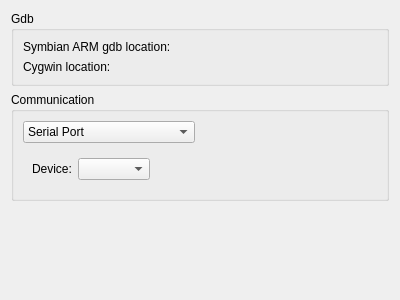
Old version of the form src/plugins/debugger/gdb/trkoptionswidget.ui in the repository qt-creator/qt-creator.
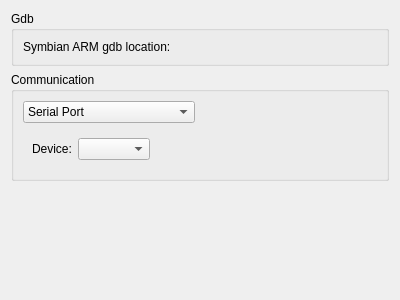
New version of the form. Custom widgets are drawn as their Qt base class.

Commit message:
Remove cygwin options now that we have a GDB which was build with MinGW.
Also, remove COM port selection on windows. It is taken from the run
configuration in case of Windows anyway.

What changed in the file:
```diff
--- a/src/plugins/debugger/gdb/trkoptionswidget.ui
+++ b/src/plugins/debugger/gdb/trkoptionswidget.ui
@@ -20,6 +20,9 @@
       <string>Gdb</string>
      </property>
      <layout class="QFormLayout" name="formLayout">
+      <property name="fieldGrowthPolicy">
+       <enum>QFormLayout::AllNonFixedFieldsGrow</enum>
+      </property>
       <item row="0" column="0">
        <widget class="QLabel" name="gdbLabel">
         <property name="text">
@@ -30,16 +33,6 @@
       <item row="0" column="1">
        <widget class="Utils::PathChooser" name="gdbChooser" native="true"/>
       </item>
-      <item row="1" column="0">
-       <widget class="QLabel" name="cygwinLabel">
-        <property name="text">
-         <string>Cygwin location:</string>
-        </property>
-       </widget>
-      </item>
-      <item row="1" column="1">
-       <widget class="Utils::PathChooser" name="cygwinChooser" native="true"/>
-      </item>
      </layout>
     </widget>
    </item>
```
The commit also changes 4 other files.
